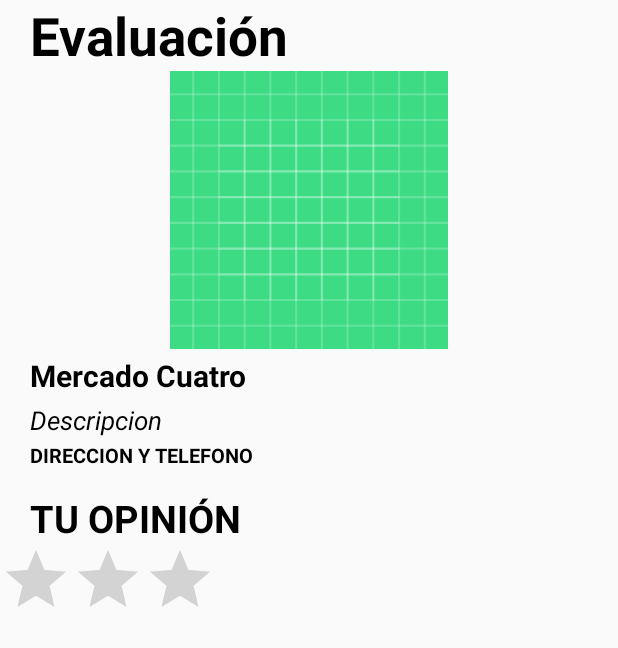
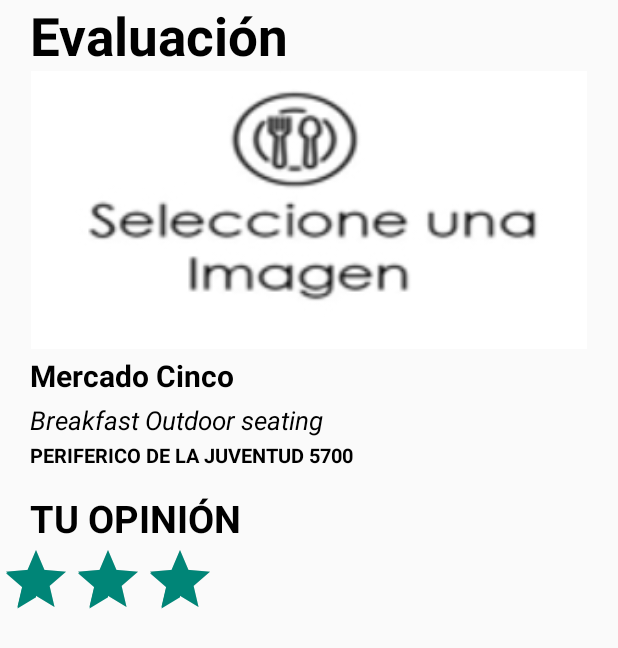
Before and after one commit to luisccc99/EXAMEN_U2, an Android app: the MostrarActivity screen opened directly, with no data from a screen before it, after a tap on "Mercado Cinco", on a phone screen of 412 x 824 dp. Shown: the top 648 px of the screen. Run offline under Robolectric (Android 15) with nearby library versions, the phone set to English and light mode, and no system bars.

Commit message:
Terminando la evaluación de restaurantes

```diff
--- a/EXA_U2/app/src/main/java/com/example/examen_u2/EvaluacionRestaurante.java
+++ b/EXA_U2/app/src/main/java/com/example/examen_u2/EvaluacionRestaurante.java
@@ -18,29 +18,40 @@ import java.util.Objects;
 public class EvaluacionRestaurante extends AppCompatActivity {
 
 List<Restaurante> restaurantes = MostrarActivity.obtenerLista();
+ArrayAdapter<Restaurante> arrayAdapter =  MostrarActivity.obtenerAdapter();
 int posicionLista;
 TextView  txtNombre, txtDescripcion, txtAddress;
 ImageView imgRestaurante;
 RatingBar Evaluacion;
-float   EvalRatin;
-    @Override
-    protected void onActivityResult(int requestCode, int resultCode, @Nullable Intent data) {
-        super.onActivityResult(requestCode, resultCode, data);
-       Toast.makeText(this,"La posición es: "+data.getStringExtra("posicion"),Toast.LENGTH_SHORT).show();
-      //  posicionLista = data.getIntExtra("posicion",0);
-    }
 
     @Override
     protected void onCreate(Bundle savedInstanceState) {
         super.onCreate(savedInstanceState);
         setContentView(R.layout.activity_evaluacion_restaurante);
+
+       posicionLista = getIntent().getExtras().getInt("IndexList");
+
         txtAddress = findViewById(R.id.txtDir);
         txtDescripcion = findViewById(R.id.txtDesc);
         txtNombre = findViewById(R.id.txtNom);
         imgRestaurante = findViewById(R.id.ImgEvaluacion);
         Evaluacion = findViewById(R.id.ratingEva);
 
-        txtNombre.setText(restaurantes.get(3).getNombre());
-       // Toast.makeText(this,""+posicionLista,Toast.LENGTH_SHORT).show();
+        txtNombre.setText(restaurantes.get(posicionLista).getNombre());
+        txtDescripcion.setText(restaurantes.get(posicionLista).getDescripcion());
+        txtAddress.setText(restaurantes.get(posicionLista).getDireccion_tel());
+
+        imgRestaurante.setImageResource(restaurantes.get(posicionLista).getImg());
+
+        Evaluacion.setRating(restaurantes.get(posicionLista).getCalif());
+
+
+    }
+
+    @Override
+    public void onBackPressed() {
+        restaurantes.get(posicionLista).setCalif(Evaluacion.getRating());
+        arrayAdapter.notifyDataSetChanged();
+        super.onBackPressed();
     }
 }
--- a/EXA_U2/app/src/main/java/com/example/examen_u2/MostrarActivity.java
+++ b/EXA_U2/app/src/main/java/com/example/examen_u2/MostrarActivity.java
@@ -38,15 +38,19 @@ public class MostrarActivity extends AppCompatActivity {
         arrayAdapter = new RestauranteAdapter(MostrarActivity.this, R.layout.item_restaurante, (ArrayList<Restaurante>) restaurantes);
 
         listRestautante = findViewById(R.id.listRest);
+
+        arrayAdapter.notifyDataSetChanged();
+
         listRestautante.setAdapter(arrayAdapter);
+
         listRestautante.setFocusable(false);
         listRestautante.setOnItemClickListener(new AdapterView.OnItemClickListener() {
             @Override
             public void onItemClick(AdapterView<?> parent, View view, int position, long id) {
                 //Toast.makeText(getApplicationContext(),"ListView Item: "+position,Toast.LENGTH_SHORT).show();
-                Intent EvaluarRestaurante = new Intent(getApplicationContext(),EvaluacionRestaurante.class);
-                EvaluarRestaurante.putExtra("Posicion",position);
-                startActivityForResult(EvaluarRestaurante,Rest);
+                Intent EvaluarRestaurante = new Intent(MostrarActivity.this,EvaluacionRestaurante.class);
+                EvaluarRestaurante.putExtra("IndexList",position);
+                startActivity(EvaluarRestaurante);
             }
         });
         listRestautante.requestFocus();
--- a/EXA_U2/app/src/main/java/com/example/examen_u2/Restaurante.java
+++ b/EXA_U2/app/src/main/java/com/example/examen_u2/Restaurante.java
@@ -31,4 +31,8 @@ public class Restaurante {
     public int getImg() { return img; }
 
     public float getCalif() { return calif; }
+
+    public void setCalif(float calif) {
+        this.calif = calif;
+    }
 }
--- a/EXA_U2/app/src/main/java/com/example/examen_u2/RestauranteAdapter.java
+++ b/EXA_U2/app/src/main/java/com/example/examen_u2/RestauranteAdapter.java
@@ -58,4 +58,7 @@ public class RestauranteAdapter extends ArrayAdapter<Restaurante> {
         califRestaurante.setRating(Objects.requireNonNull(getItem(position)).getCalif());
         return convertView;
     }
+    public void setCalifRestaurante(Restaurante restaurante,  float calif){
+        restaurante.setCalif(calif);
+    }
 }
```
